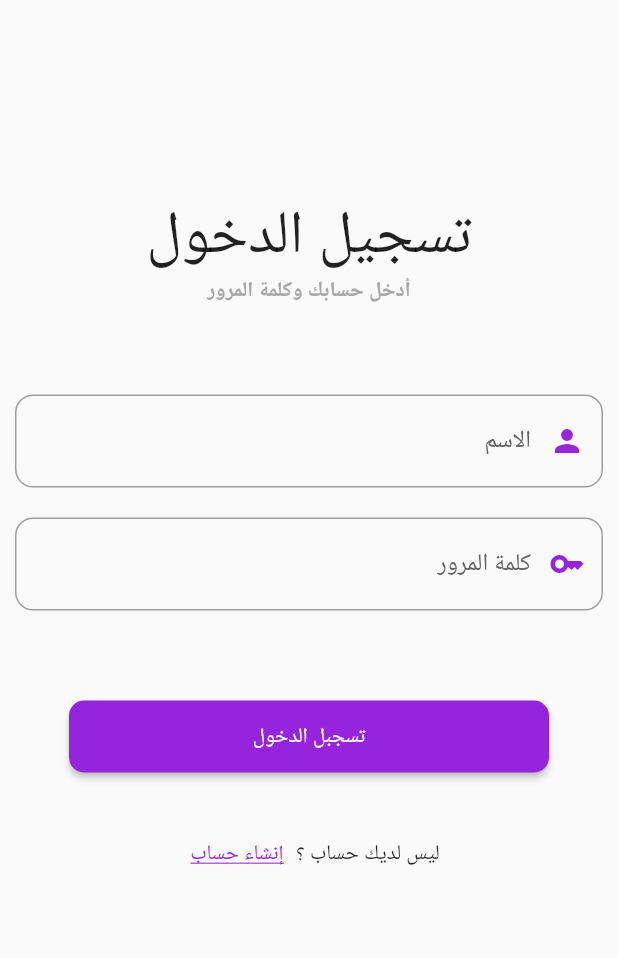
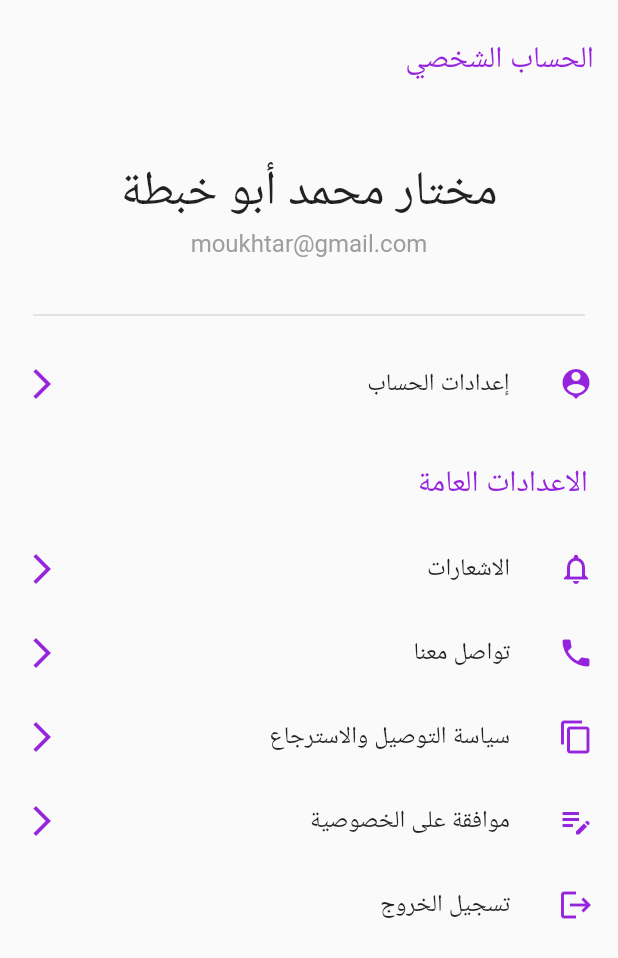
Before and after one commit to MAK-1024/crootie-store, a Flutter app: the screen it shows after launch, on a phone screen of 412 x 824 dp. Shown: the top 958 px of the screen. Run offline on Flutter 3.47's test engine with Material 2 defaults, Android fonts, the phone set to English and light mode, and no system bars.

Commit message:
profile screen

```diff
--- /dev/null
+++ b/lib/features/auth_feature/presentation/screeens/profile_screen/profileScreen.dart
@@ -0,0 +1,110 @@
+import 'package:crootie_store/core/utils/app_color.dart';
+import 'package:flutter/cupertino.dart';
+import 'package:flutter/material.dart';
+
+
+
+class ProfileScreen extends StatelessWidget {
+  const ProfileScreen({super.key});
+
+  @override
+  Widget build(BuildContext context) {
+    return Scaffold(
+      appBar: AppBar(
+        backgroundColor: Colors.grey[50],
+        elevation: 0,
+        title: Align(
+          alignment: Alignment.topRight,
+          child: Transform.translate(
+            offset: Offset(0, 12), // Adjust the vertical offset as needed
+            child: Text('الحساب الشخصي', style: TextStyle(color: AppColor.mainColor)),
+          ),
+        ),
+      ),
+
+      body: Align(
+        child: Column(
+          children: [
+            SizedBox(height: 50,),
+            Text('مختار محمد أبو خبطة' , style: TextStyle(fontSize: 32),),
+            SizedBox(height: 3,),
+            Text('moukhtar@gmail.com', style: TextStyle(fontSize: 16 , color: Colors.grey[500]),),
+            SizedBox(height: 30,),
+            Divider(thickness: 1,indent: 22,endIndent: 22,),
+
+            Expanded(child: Directionality(
+              textDirection: TextDirection.rtl,
+              child: ListView(
+                children: [
+                  SizedBox(height: 10,),
+                  ListTile(
+                    leading: Icon(Icons.person_pin ,color: AppColor.mainColor,),
+                    title: Text('إعدادات الحساب'),
+                    trailing: Icon(Icons.arrow_back_ios_new_outlined ,color: AppColor.mainColor, ),
+
+                    onTap: () {
+                      // Handle "Rate Us" item tap
+                    },
+                  ),
+                  SizedBox(height: 25,),
+                  Padding(
+                    padding: const EdgeInsets.symmetric(horizontal: 20),
+                    child: Text('الاعدادات العامة' , style: TextStyle(color: AppColor.mainColor , fontSize: 20),),
+                  ),
+                  SizedBox(height: 15,),
+                  ListTile(
+                    leading: Icon(Icons.notifications_none_outlined ,color: AppColor.mainColor,),
+                    title: Text('الاشعارات'),
+                    trailing: Icon(Icons.arrow_back_ios_new_outlined ,color: AppColor.mainColor, ),
+
+                    onTap: () {
+                      // Handle "Rate Us" item tap
+                    },
+                  ),
+                  ListTile(
+                    leading: Icon(Icons.phone ,color: AppColor.mainColor,),
+                    title: Text('تواصل معنا'),
+                    trailing: Icon(Icons.arrow_back_ios_new_outlined ,color: AppColor.mainColor, ),
+
+                    onTap: () {
+                      // Handle "Rate Us" item tap
+                    },
+                  ),
+                  ListTile(
+                    leading: Icon(Icons.copy ,color: AppColor.mainColor,),
+                    title: Text('سياسة التوصيل والاسترجاع '),
+                    trailing: Icon(Icons.arrow_back_ios_new_outlined ,color: AppColor.mainColor, ),
+
+                    onTap: () {
+                      // Handle "Rate Us" item tap
+                    },
+                  ),
+                  ListTile(
+                    leading: Icon(Icons.edit_note ,color: AppColor.mainColor,),
+                    title: Text('موافقة على الخصوصية '),
+                    trailing: Icon(Icons.arrow_back_ios_new_outlined ,color: AppColor.mainColor, ),
+
+                    onTap: () {
+                      // Handle "Rate Us" item tap
+                    },
+                  ),
+                  ListTile(
+                    leading: Icon(Icons.logout ,color: AppColor.mainColor,),
+                    title: Text('تسجيل الخروج'),
+                    onTap: () {
+                      // Handle "Rate Us" item tap
+                    },
+                  ),
+
+
+
+
+                ],
+              ),
+            ))
+          ],
+        ),
+      ),
+    );
+  }
+}
--- a/lib/main.dart
+++ b/lib/main.dart
@@ -1,3 +1,4 @@
+import 'package:crootie_store/features/auth_feature/presentation/screeens/profile_screen/profileScreen.dart';
 import 'package:flutter/material.dart';
 
 import 'features/auth_feature/presentation/screeens/login_screen/loginscreen.dart';
@@ -16,7 +17,7 @@ class MyApp extends StatelessWidget {
     return MaterialApp(
       debugShowCheckedModeBanner: false,
 
-      home: LoginScreen (),
+      home: ProfileScreen (),
     );
   }
 }
```
Also changed, not shown: lib/core/reusable_compnant/textfield_compo.dart (+40 -4 lines), lib/features/auth_feature/presentation/screeens/login_screen/loginscreen.dart (+37 -3 lines), lib/features/auth_feature/presentation/screeens/register_screen/registerScreen.dart (+49 -6 lines).
